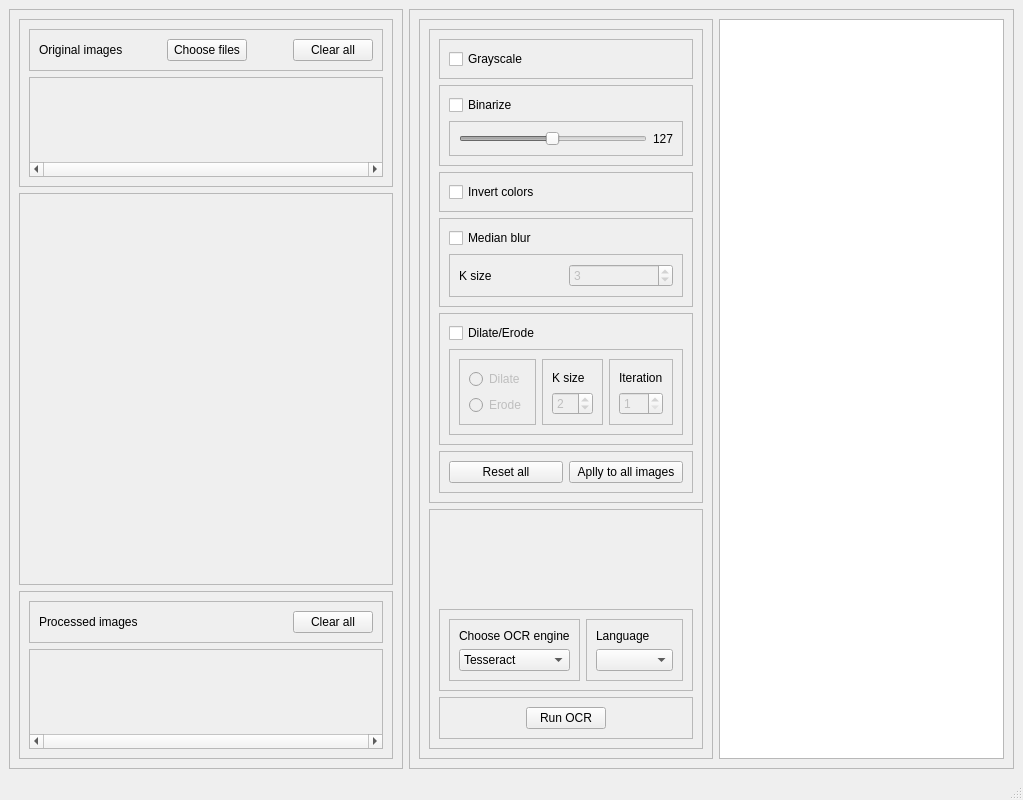
Old version of the form src/ui/generated/mainwindow.ui in the repository irakliskhirtladze/OCR_viewer.
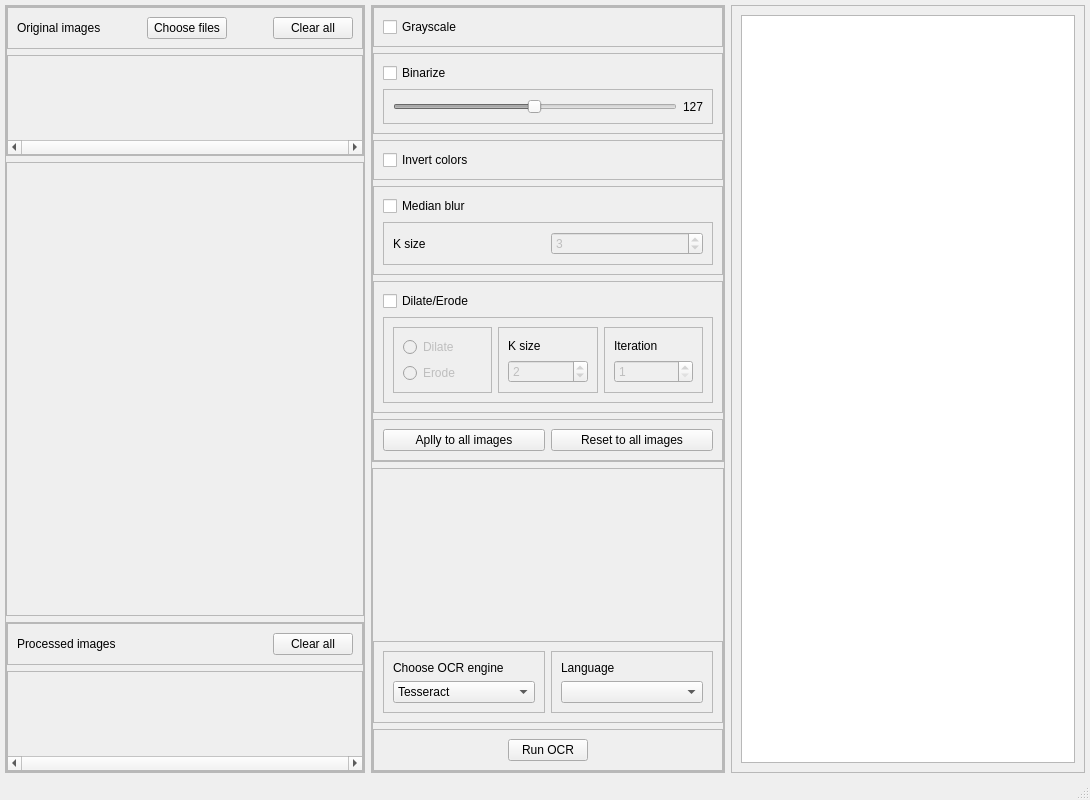
New version of the form. Custom widgets are drawn as their Qt base class.

Commit message: more fixes and refinement to filtering and image preview

```diff
--- a/src/ui/generated/mainwindow.ui
+++ b/src/ui/generated/mainwindow.ui
@@ -6,7 +6,7 @@
    <rect>
     <x>0</x>
     <y>0</y>
-    <width>1023</width>
+    <width>1090</width>
     <height>800</height>
    </rect>
   </property>
@@ -14,7 +14,19 @@
    <string>MainWindow</string>
   </property>
   <widget class="QWidget" name="centralwidget">
-   <layout class="QHBoxLayout" name="horizontalLayout" stretch="0,0">
+   <layout class="QHBoxLayout" name="horizontalLayout" stretch="0,0,0">
+    <property name="leftMargin">
+     <number>5</number>
+    </property>
+    <property name="topMargin">
+     <number>5</number>
+    </property>
+    <property name="rightMargin">
+     <number>5</number>
+    </property>
+    <property name="bottomMargin">
+     <number>5</number>
+    </property>
     <item>
      <widget class="QFrame" name="left_cont">
       <property name="frameShape">
@@ -24,6 +36,18 @@
        <enum>QFrame::Shadow::Raised</enum>
       </property>
       <layout class="QVBoxLayout" name="verticalLayout" stretch="0,1,0">
+       <property name="leftMargin">
+        <number>0</number>
+       </property>
+       <property name="topMargin">
+        <number>0</number>
+       </property>
+       <property name="rightMargin">
+        <number>0</number>
+       </property>
+       <property name="bottomMargin">
+        <number>0</number>
+       </property>
        <item>
         <widget class="QFrame" name="file_load_cont">
          <property name="frameShape">
@@ -33,6 +57,18 @@
           <enum>QFrame::Shadow::Raised</enum>
          </property>
          <layout class="QVBoxLayout" name="verticalLayout_2">
+          <property name="leftMargin">
+           <number>0</number>
+          </property>
+          <property name="topMargin">
+           <number>0</number>
+          </property>
+          <property name="rightMargin">
+           <number>0</number>
+          </property>
+          <property name="bottomMargin">
+           <number>0</number>
+          </property>
           <item>
            <widget class="QFrame" name="button_bar_cont">
             <property name="maximumSize">
@@ -135,7 +171,7 @@
               <rect>
                <x>0</x>
                <y>0</y>
-               <width>348</width>
+               <width>363</width>
                <height>86</height>
               </rect>
              </property>
@@ -164,6 +200,18 @@
           <enum>QFrame::Shadow::Raised</enum>
          </property>
          <layout class="QVBoxLayout" name="verticalLayout_11">
+          <property name="leftMargin">
+           <number>0</number>
+          </property>
+          <property name="topMargin">
+           <number>0</number>
+          </property>
+          <property name="rightMargin">
+           <number>0</number>
+          </property>
+          <property name="bottomMargin">
+           <number>0</number>
+          </property>
           <item>
            <widget class="QFrame" name="frame_8">
             <property name="frameShape">
@@ -231,7 +279,7 @@
               <rect>
                <x>0</x>
                <y>0</y>
-               <width>348</width>
+               <width>363</width>
                <height>86</height>
               </rect>
              </property>
@@ -244,15 +292,6 @@
       </layout>
      </widget>
     </item>
-    <item>
-     <widget class="QFrame" name="right_cont">
-      <property name="frameShape">
-       <enum>QFrame::Shape::StyledPanel</enum>
-      </property>
-      <property name="frameShadow">
-       <enum>QFrame::Shadow::Raised</enum>
-      </property>
-      <layout class="QHBoxLayout" name="horizontalLayout_2" stretch="1,1">
        <item>
         <widget class="QFrame" name="control_cont">
          <property name="frameShape">
@@ -262,6 +301,18 @@
           <enum>QFrame::Shadow::Raised</enum>
          </property>
          <layout class="QVBoxLayout" name="verticalLayout_3">
+       <property name="leftMargin">
+        <number>0</number>
+       </property>
+       <property name="topMargin">
+        <number>0</number>
+       </property>
+       <property name="rightMargin">
+        <number>0</number>
+       </property>
+       <property name="bottomMargin">
+        <number>0</number>
+       </property>
           <item>
            <widget class="QFrame" name="filter_cont">
             <property name="frameShape">
@@ -271,6 +322,18 @@
              <enum>QFrame::Shadow::Raised</enum>
             </property>
             <layout class="QVBoxLayout" name="verticalLayout_4">
+          <property name="leftMargin">
+           <number>0</number>
+          </property>
+          <property name="topMargin">
+           <number>0</number>
+          </property>
+          <property name="rightMargin">
+           <number>0</number>
+          </property>
+          <property name="bottomMargin">
+           <number>0</number>
+          </property>
              <item>
               <widget class="QFrame" name="grey_filter">
                <property name="frameShape">
@@ -577,13 +640,6 @@
                 <enum>QFrame::Shadow::Raised</enum>
                </property>
                <layout class="QHBoxLayout" name="horizontalLayout_12">
-                <item>
-                 <widget class="QPushButton" name="reset_all_btn">
-                  <property name="text">
-                   <string>Reset all</string>
-                  </property>
-                 </widget>
-                </item>
                 <item>
                  <widget class="QPushButton" name="apply_to_all_btn">
                   <property name="text">
@@ -591,6 +647,13 @@
                   </property>
                  </widget>
                 </item>
+             <item>
+              <widget class="QPushButton" name="reset_all_btn">
+               <property name="text">
+                <string>Reset to all images</string>
+               </property>
+              </widget>
+             </item>
                </layout>
               </widget>
              </item>
@@ -606,6 +669,18 @@
              <enum>QFrame::Shadow::Raised</enum>
             </property>
             <layout class="QVBoxLayout" name="verticalLayout_12">
+          <property name="leftMargin">
+           <number>0</number>
+          </property>
+          <property name="topMargin">
+           <number>0</number>
+          </property>
+          <property name="rightMargin">
+           <number>0</number>
+          </property>
+          <property name="bottomMargin">
+           <number>0</number>
+          </property>
              <item>
               <spacer name="verticalSpacer">
                <property name="orientation">
@@ -737,6 +812,15 @@
          </layout>
         </widget>
        </item>
+    <item>
+     <widget class="QFrame" name="text_cont">
+      <property name="frameShape">
+       <enum>QFrame::Shape::StyledPanel</enum>
+      </property>
+      <property name="frameShadow">
+       <enum>QFrame::Shadow::Raised</enum>
+      </property>
+      <layout class="QHBoxLayout" name="horizontalLayout_13">
        <item>
         <widget class="QTextEdit" name="text_edit"/>
        </item>
```
Lines whose indentation alone changed are shown as unchanged. The commit also changes 3 other files.
